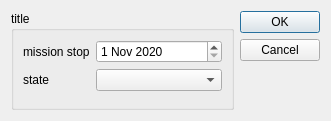
Before: the Qt Designer form sources/views/ing_stop_mission.ui in thrichert/softy, drawn with Qt 5.
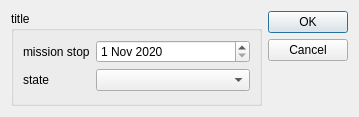
After: the same form once the commit is applied.

Commit message: small windows size adjustment

The edit to the form file:
```diff
--- a/sources/views/ing_stop_mission.ui
+++ b/sources/views/ing_stop_mission.ui
@@ -6,8 +6,8 @@
    <rect>
     <x>0</x>
     <y>0</y>
-    <width>331</width>
-    <height>121</height>
+    <width>359</width>
+    <height>117</height>
    </rect>
   </property>
   <property name="windowTitle">
```
The commit also changes 3 other files.
